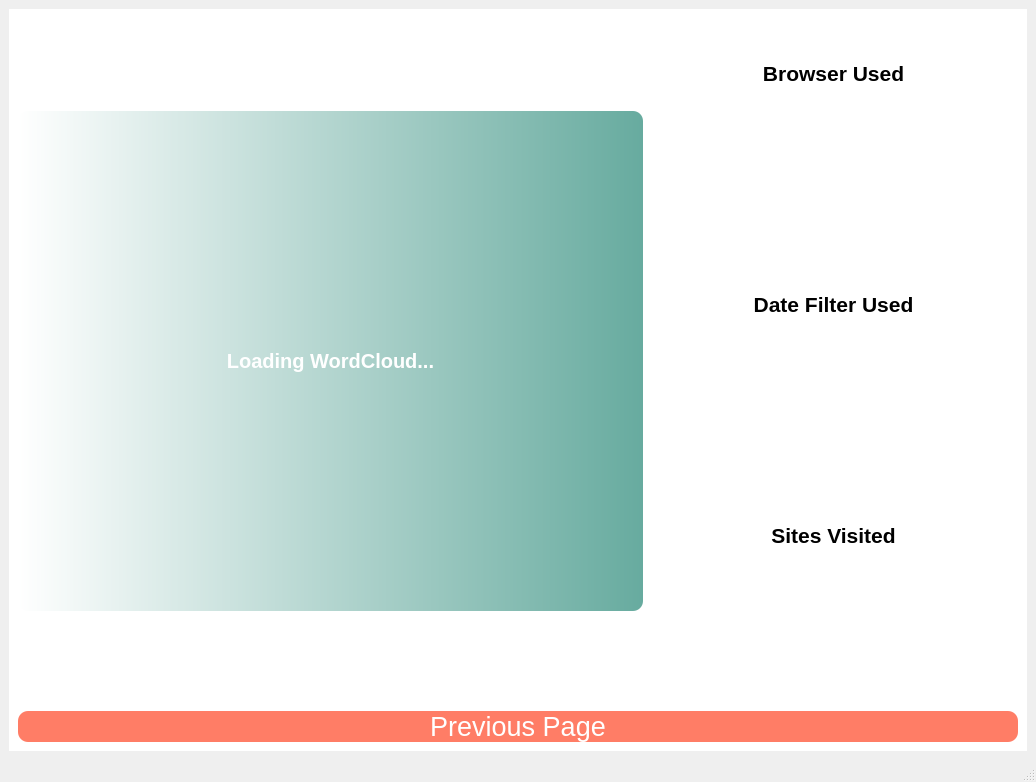
Old version of the form src/pyqt/uiFiles/metrics.ui in the repository gerardpslowey/eMot.
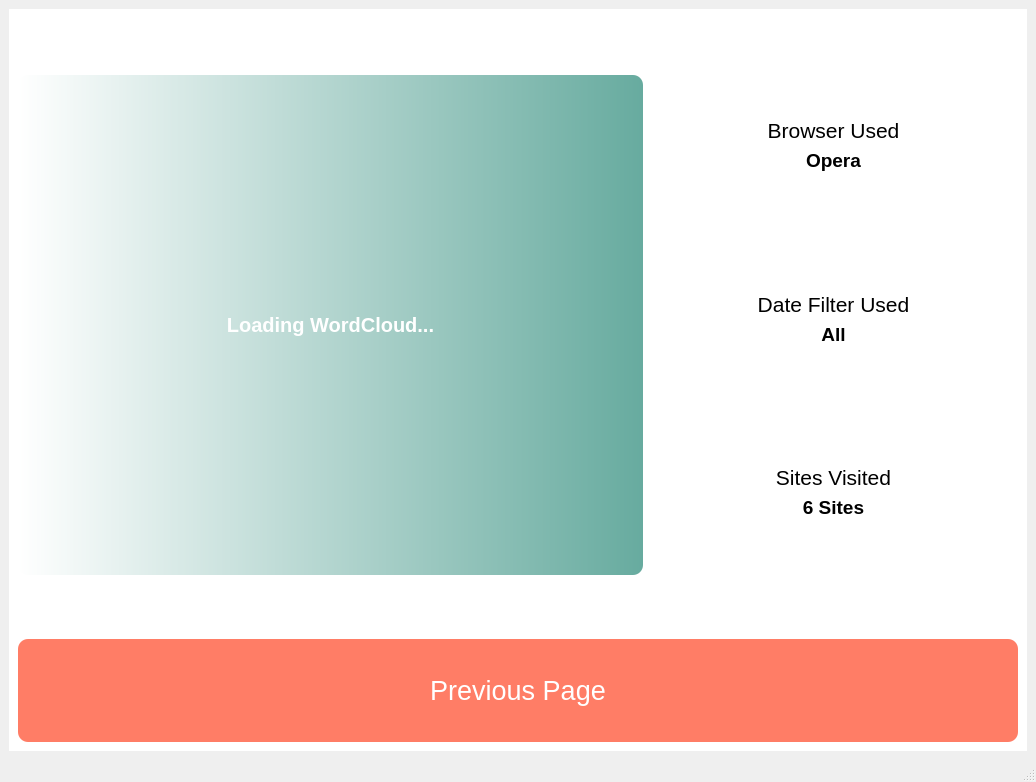
New version of the form. Icons and pictures are not drawn. Custom widgets are drawn as their Qt base class.

```diff
--- a/src/pyqt/uiFiles/metrics.ui
+++ b/src/pyqt/uiFiles/metrics.ui
@@ -134,13 +134,13 @@
        </layout>
       </widget>
       <widget class="QWidget" name="wordCloudPage">
-       <layout class="QVBoxLayout" name="verticalLayout_18">
+       <layout class="QVBoxLayout" name="verticalLayout_4">
         <item>
-         <layout class="QVBoxLayout" name="verticalLayout_17">
+         <layout class="QVBoxLayout" name="verticalLayout_3" stretch="6,1">
           <item>
-           <layout class="QHBoxLayout" name="horizontalLayout_3" stretch="5,1">
+           <layout class="QHBoxLayout" name="cloudTextLayout" stretch="4,1">
             <item>
-             <layout class="QVBoxLayout" name="verticalLayout">
+             <layout class="QVBoxLayout" name="cloudLayout">
               <item>
                <widget class="QLabel" name="wordCloud">
                 <property name="sizePolicy">
@@ -190,11 +190,14 @@
              </layout>
             </item>
             <item>
-             <layout class="QVBoxLayout" name="verticalLayout_16">
+             <layout class="QVBoxLayout" name="textLayout">
+              <property name="topMargin">
+               <number>100</number>
+              </property>
               <item>
-               <layout class="QVBoxLayout" name="verticalLayout_4">
+               <layout class="QVBoxLayout" name="bLayout">
                 <item>
-                 <layout class="QVBoxLayout" name="verticalLayout_10" stretch="1,1">
+                 <layout class="QVBoxLayout" name="verticalLayout_10" stretch="0,0">
                   <property name="topMargin">
                    <number>0</number>
                   </property>
@@ -206,8 +209,8 @@
                     <property name="font">
                      <font>
                       <pointsize>16</pointsize>
-                      <weight>75</weight>
-                      <bold>true</bold>
+                      <weight>50</weight>
+                      <bold>false</bold>
                      </font>
                     </property>
                     <property name="text">
@@ -230,13 +233,26 @@
                        </font>
                       </property>
                       <property name="text">
-                       <string/>
+                       <string>Opera</string>
                       </property>
                       <property name="alignment">
                        <set>Qt::AlignCenter</set>
                       </property>
                      </widget>
                     </item>
+                    <item>
+                     <spacer name="verticalSpacer">
+                      <property name="orientation">
+                       <enum>Qt::Vertical</enum>
+                      </property>
+                      <property name="sizeHint" stdset="0">
+                       <size>
+                        <width>20</width>
+                        <height>40</height>
+                       </size>
+                      </property>
+                     </spacer>
+                    </item>
                    </layout>
                   </item>
                  </layout>
@@ -246,14 +262,16 @@
               <item>
                <layout class="QVBoxLayout" name="verticalLayout_5" stretch="0">
                 <item>
-                 <layout class="QVBoxLayout" name="verticalLayout_12" stretch="1,1">
+                 <layout class="QVBoxLayout" name="verticalLayout_13">
+                  <item>
+                   <layout class="QVBoxLayout" name="verticalLayout_20">
                   <item>
                    <widget class="QLabel" name="dateUsed">
                     <property name="font">
                      <font>
                       <pointsize>16</pointsize>
-                      <weight>75</weight>
-                      <bold>true</bold>
+                        <weight>50</weight>
+                        <bold>false</bold>
                      </font>
                     </property>
                     <property name="text">
@@ -264,8 +282,8 @@
                     </property>
                    </widget>
                   </item>
-                  <item>
-                   <layout class="QVBoxLayout" name="verticalLayout_13">
+                   </layout>
+                  </item>
                     <item>
                      <widget class="QLabel" name="dateUsedEdit">
                       <property name="font">
@@ -276,14 +294,25 @@
                        </font>
                       </property>
                       <property name="text">
-                       <string/>
+                     <string>All</string>
                       </property>
                       <property name="alignment">
                        <set>Qt::AlignCenter</set>
                       </property>
                      </widget>
                     </item>
-                   </layout>
+                  <item>
+                   <spacer name="verticalSpacer_3">
+                    <property name="orientation">
+                     <enum>Qt::Vertical</enum>
+                    </property>
+                    <property name="sizeHint" stdset="0">
+                     <size>
+                      <width>20</width>
+                      <height>40</height>
+                     </size>
+                    </property>
+                   </spacer>
                   </item>
                  </layout>
                 </item>
@@ -292,16 +321,14 @@
               <item>
                <layout class="QVBoxLayout" name="verticalLayout_15">
                 <item>
-                 <layout class="QVBoxLayout" name="verticalLayout_14" stretch="1,1">
-                  <item>
-                   <layout class="QVBoxLayout" name="verticalLayout_9" stretch="1">
+                 <layout class="QVBoxLayout" name="verticalLayout_9" stretch="0,0">
                     <item>
                      <widget class="QLabel" name="sitesLabel">
                       <property name="font">
                        <font>
                         <pointsize>16</pointsize>
-                        <weight>75</weight>
-                        <bold>true</bold>
+                      <weight>50</weight>
+                      <bold>false</bold>
                        </font>
                       </property>
                       <property name="text">
@@ -312,8 +339,8 @@
                       </property>
                      </widget>
                     </item>
-                   </layout>
-                  </item>
+                  <item>
+                   <layout class="QVBoxLayout" name="verticalLayout">
                   <item>
                    <widget class="QLabel" name="sitesVisitedEdit">
                     <property name="font">
@@ -324,13 +351,26 @@
                      </font>
                     </property>
                     <property name="text">
-                     <string/>
+                       <string>6 Sites</string>
                     </property>
                     <property name="alignment">
                      <set>Qt::AlignCenter</set>
                     </property>
                    </widget>
                   </item>
+                    <item>
+                     <spacer name="verticalSpacer_2">
+                      <property name="orientation">
+                       <enum>Qt::Vertical</enum>
+                      </property>
+                      <property name="sizeHint" stdset="0">
+                       <size>
+                        <width>20</width>
+                        <height>40</height>
+                       </size>
+                      </property>
+                     </spacer>
+                    </item>
                  </layout>
                 </item>
                </layout>
@@ -339,8 +379,10 @@
             </item>
            </layout>
           </item>
+           </layout>
+          </item>
           <item>
-           <layout class="QVBoxLayout" name="verticalLayout_3">
+           <layout class="QVBoxLayout" name="buttonLayout">
             <property name="leftMargin">
              <number>0</number>
             </property>
```
Left out of the diff: 4 changed lines with no effect on the pictures. Lines whose indentation alone changed are shown as unchanged.
